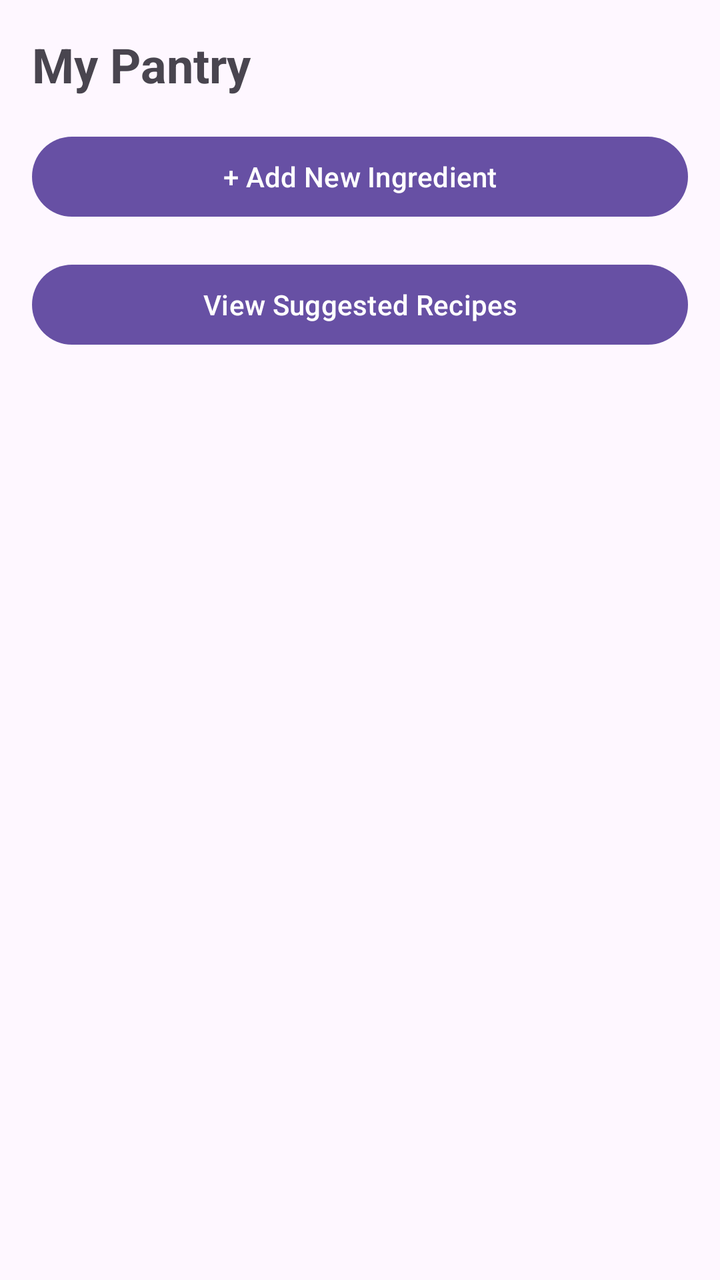
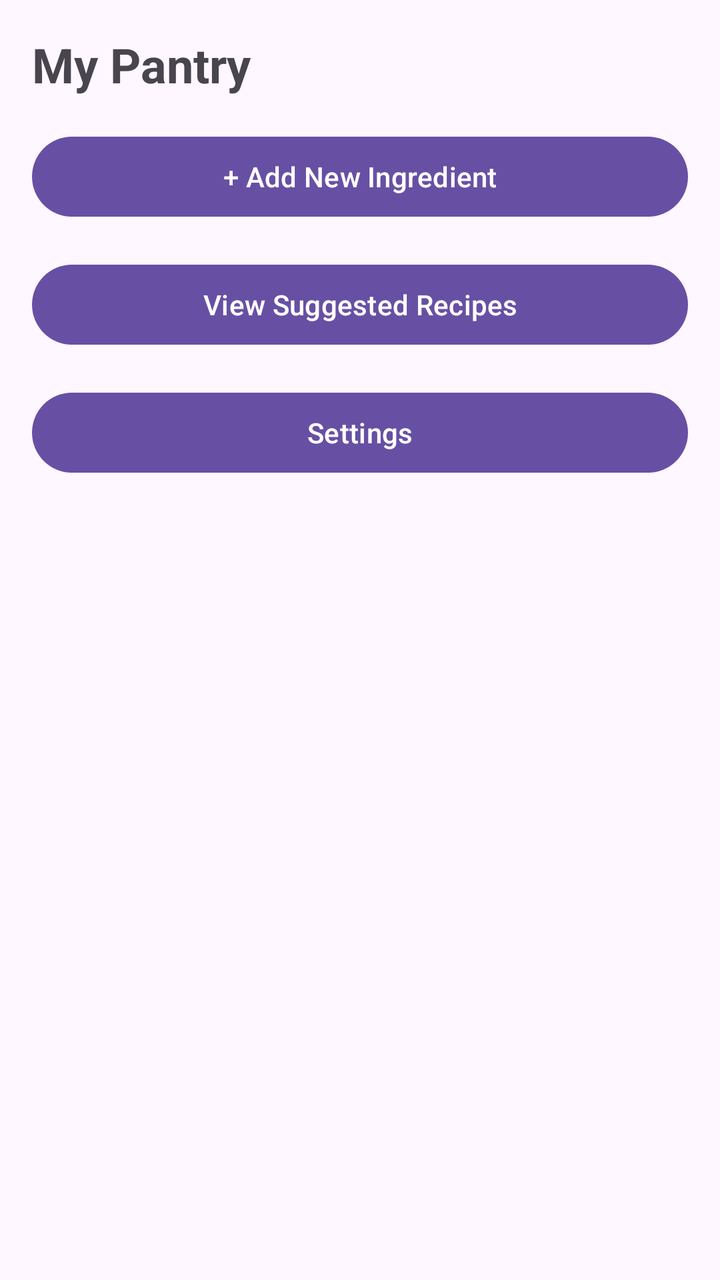

Screens rendered from an Android XML layout before and after an edit, with the pre-edit source and the edit as a unified diff.
<!-- AndroidManifest.xml: application theme Theme.SmartPantryManager -->
<!-- res/layout/activity_main.xml -->
<?xml version="1.0" encoding="utf-8"?>
<LinearLayout xmlns:android="http://schemas.android.com/apk/res/android"
    android:layout_width="match_parent"
    android:layout_height="match_parent"
    android:orientation="vertical"
    android:padding="16dp">

    <TextView
        android:layout_width="wrap_content"
        android:layout_height="wrap_content"
        android:text="My Pantry"
        android:textSize="24sp"
        android:textStyle="bold"
        android:layout_marginBottom="16dp" />

    <Button
        android:id="@+id/btnAddIngredient"
        android:layout_width="match_parent"
        android:layout_height="wrap_content"
        android:text="+ Add New Ingredient"
        android:layout_marginBottom="16dp" />

    <Button
        android:id="@+id/btnSuggestedRecipes"
        android:layout_width="match_parent"
        android:layout_height="wrap_content"
        android:text="View Suggested Recipes"
        android:layout_marginBottom="16dp" />

    <androidx.recyclerview.widget.RecyclerView
        android:id="@+id/recyclerView"
        android:layout_width="match_parent"
        android:layout_height="match_parent" />

</LinearLayout>
<!-- resources referenced by this layout -->
<resources>
  <style name="Theme.SmartPantryManager" parent="Base.Theme.SmartPantryManager" />
  <style name="Base.Theme.SmartPantryManager" parent="Theme.Material3.DayNight.NoActionBar">
          
          
      </style>
</resources>

<!-- the commit's change to res/layout/activity_main.xml (unified diff, before → after) -->
@@ -27,6 +27,13 @@
         android:text="View Suggested Recipes"
         android:layout_marginBottom="16dp" />
 
+    <Button
+        android:id="@+id/btnSettings"
+        android:layout_width="match_parent"
+        android:layout_height="wrap_content"
+        android:text="Settings"
+        android:layout_marginBottom="16dp" />
+
     <androidx.recyclerview.widget.RecyclerView
         android:id="@+id/recyclerView"
         android:layout_width="match_parent"
